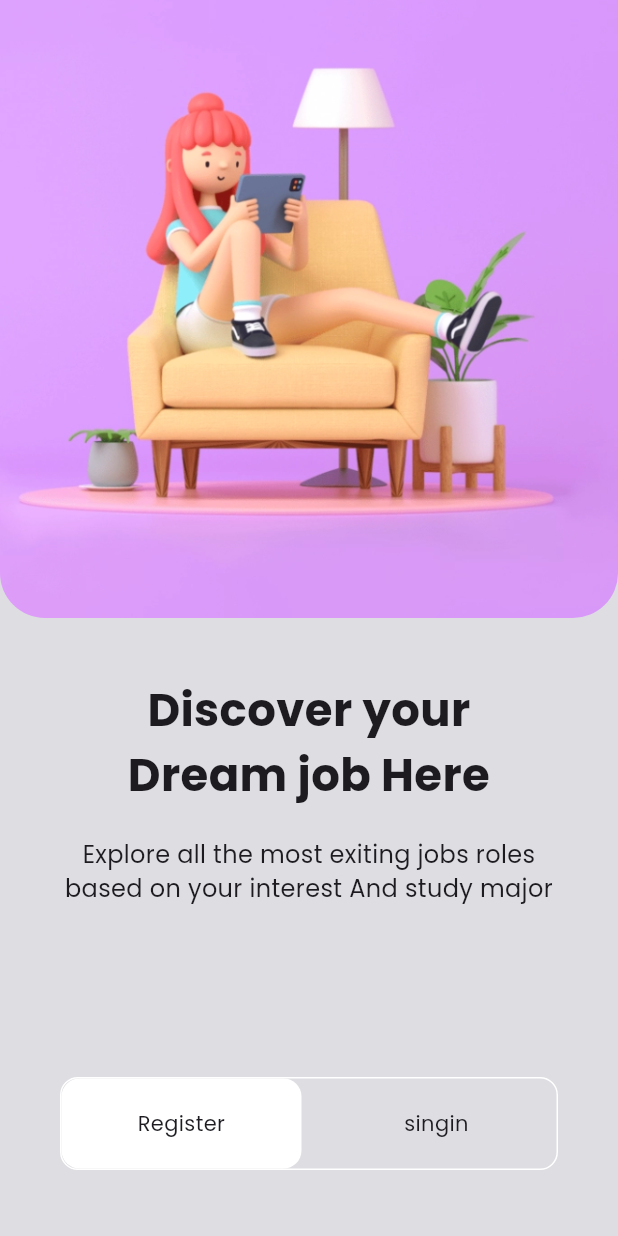
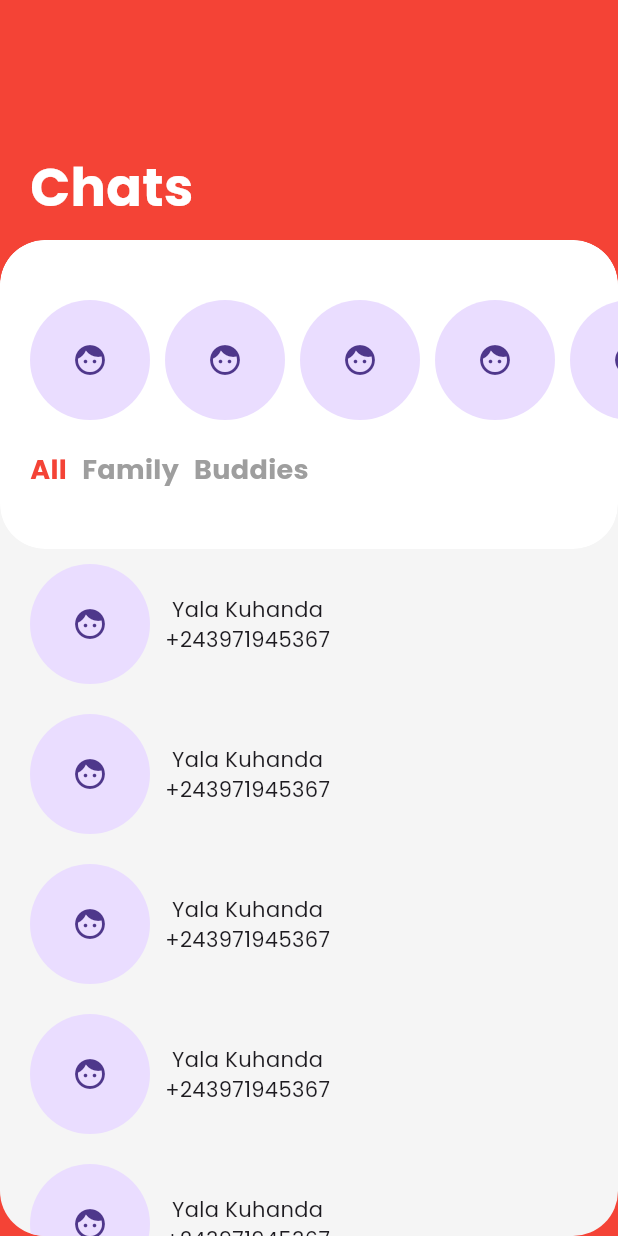
Before and after one commit to Optimus-ged/youtube-flutter-tutorials, a Flutter app: the screen it shows after launch, on a phone screen of 412 x 824 dp. Run offline on Flutter 3.47's test engine with Material 2 defaults, Android fonts, the phone set to English and light mode, and no system bars.

Commit message:
chats ui created successfully

```diff
--- a/lib/contants/app_contants.dart
+++ /dev/null
@@ -1,11 +0,0 @@
-import 'package:flutter/material.dart';
-
-class AppConstants{
-  static const Color backgroundColor = Color(0xffDDDDE2);
-  static const Color btnColor = Color(0xffFA736D);
-  static const String girlPicture = "assets/images/girl.png";
-  static const String discoverText = "Discover your Dream job Here";
-  static const String descriptionText = "Explore all the most exiting jobs roles based on your interest And study major";
-  static const String registerText = "Register";
-  static const String signinText = "Sign In";
-}
--- a/lib/main.dart
+++ b/lib/main.dart
@@ -1,5 +1,5 @@
 import 'package:flutter/material.dart';
-import 'package:landing_and_login_screen/pages/landing_page.dart';
+import 'package:landing_and_login_screen/pages/chat_page.dart';
 
 void main() {
   runApp(const MyApp());
@@ -13,7 +13,7 @@ class MyApp extends StatelessWidget {
     return MaterialApp(
       debugShowCheckedModeBanner: false,
       theme: ThemeData(useMaterial3: true, fontFamily: "Poppins"),
-      home: const LandingPage(),
+      home: const ChatPage(),
       //
     );
   }
--- /dev/null
+++ b/lib/pages/chat_page.dart
@@ -0,0 +1,145 @@
+import 'package:flutter/material.dart';
+
+class ChatPage extends StatelessWidget {
+  const ChatPage({super.key});
+
+  @override
+  Widget build(BuildContext context) {
+    return Scaffold(
+      body: Container(
+        color: Colors.red,
+        child: Column(
+          crossAxisAlignment: CrossAxisAlignment.start,
+          children: [
+            Container(
+              padding: const EdgeInsets.only(
+                left: 20,
+                top: 100,
+                bottom: 10,
+              ),
+              child: const Text(
+                "Chats",
+                style: TextStyle(
+                  fontSize: 35,
+                  fontWeight: FontWeight.bold,
+                  color: Colors.white,
+                ),
+              ),
+            ),
+            Expanded(
+              child: ClipRRect(
+                borderRadius: BorderRadius.circular(30),
+                child: Container(
+                  decoration: BoxDecoration(
+                    color: Colors.grey[100],
+                    borderRadius: const BorderRadius.vertical(
+                      top: Radius.circular(30),
+                    ),
+                  ),
+                  child: ListView.builder(
+                    padding: const EdgeInsets.only(bottom: 100),
+                    itemCount: 10,
+                    itemBuilder: (context, index) {
+                      if (index == 0) {
+                        return ClipRRect(
+                          borderRadius: BorderRadius.circular(30),
+                          child: Container(
+                            padding: const EdgeInsets.symmetric(vertical: 40),
+                            decoration: BoxDecoration(
+                              color: Colors.white,
+                              borderRadius: BorderRadius.circular(30),
+                            ),
+                            child: Column(
+                              children: [
+                                SizedBox(
+                                  width: double.maxFinite,
+                                  child: SingleChildScrollView(
+                                    padding: const EdgeInsets.only(
+                                        left: 20, right: 100),
+                                    scrollDirection: Axis.horizontal,
+                                    child: Row(
+                                      children: List.generate(
+                                        20,
+                                        (index) => const Padding(
+                                          padding: EdgeInsets.only(right: 10),
+                                          child: CircleAvatar(
+                                            radius: 40,
+                                            child: Icon(Icons.face),
+                                          ),
+                                        ),
+                                      ),
+                                    ),
+                                  ),
+                                ),
+                                const SizedBox(height: 20),
+                                const Padding(
+                                  padding: EdgeInsets.only(left: 20),
+                                  child: Row(
+                                    children: [
+                                      Text(
+                                        "All",
+                                        style: TextStyle(
+                                          fontSize: 18,
+                                          fontWeight: FontWeight.bold,
+                                          color: Colors.red,
+                                        ),
+                                      ),
+                                      SizedBox(width: 10),
+                                      Text(
+                                        "Family",
+                                        style: TextStyle(
+                                          fontSize: 18,
+                                          fontWeight: FontWeight.bold,
+                                          color: Colors.grey,
+                                        ),
+                                      ),
+                                      SizedBox(width: 10),
+                                      Text(
+                                        "Buddies",
+                                        style: TextStyle(
+                                          fontSize: 18,
+                                          fontWeight: FontWeight.bold,
+                                          color: Colors.grey,
+                                        ),
+                                      ),
+                                    ],
+                                  ),
+                                )
+                              ],
+                            ),
+                          ),
+                        );
+                      }
+                      return const Padding(
+                        padding: EdgeInsets.symmetric(horizontal: 20),
+                        child: SizedBox(
+                          height: 100,
+                          child: Row(
+                            children: [
+                              CircleAvatar(
+                                radius: 40,
+                                child: Icon(Icons.face),
+                              ),
+                              SizedBox(width: 10),
+                              Column(
+                                mainAxisAlignment: MainAxisAlignment.center,
+                                children: [
+                                  Text("Yala Kuhanda"),
+                                  Text("+243971945367")
+                                ],
+                              )
+                            ],
+                          ),
+                        ),
+                      );
+                    },
+                  ),
+                ),
+              ),
+            )
+          ],
+        ),
+      ),
+    );
+  }
+}
--- a/lib/pages/landing_page.dart
+++ /dev/null
@@ -1,122 +0,0 @@
-import 'package:flutter/material.dart';
-import 'package:landing_and_login_screen/contants/app_contants.dart';
-import 'package:landing_and_login_screen/pages/login_page.dart';
-
-class LandingPage extends StatelessWidget {
-  const LandingPage({super.key});
-
-  @override
-  Widget build(BuildContext context) {
-    return Scaffold(
-      backgroundColor: AppConstants.backgroundColor,
-      body: Column(
-        children: [
-          Expanded(
-            child: SingleChildScrollView(
-              child: Column(
-                children: [
-                  Container(
-                    height: MediaQuery.of(context).size.height * .50,
-                    decoration: const BoxDecoration(
-                      image: DecorationImage(
-                        image: AssetImage(AppConstants.girlPicture),
-                        fit: BoxFit.cover,
-                      ),
-                      borderRadius: BorderRadius.vertical(
-                        bottom: Radius.circular(30),
-                      ),
-                    ),
-                  ),
-                  const SizedBox(height: 40),
-                  SizedBox(
-                    width: MediaQuery.of(context).size.width * .6,
-                    child: const Text(
-                      AppConstants.discoverText,
-                      textAlign: TextAlign.center,
-                      style: TextStyle(
-                        fontSize: 30,
-                        fontWeight: FontWeight.bold,
-                      ),
-                    ),
-                  ),
-                  const SizedBox(height: 20),
-                  SizedBox(
-                    width: MediaQuery.of(context).size.width * .8,
-                    child: const Text(
-                      AppConstants.descriptionText,
-                      textAlign: TextAlign.center,
-                      style: TextStyle(
-                        fontSize: 16,
-                      ),
-                    ),
-                  )
-                ],
-              ),
-            ),
-          ),
-          Container(
-            height: 150,
-            // color: Colors.amber,
-            alignment: Alignment.center,
-            padding: const EdgeInsets.symmetric(horizontal: 40),
-            child: Container(
-              decoration: BoxDecoration(
-                borderRadius: BorderRadius.circular(12),
-                border: Border.all(
-                  width: 1,
-                  color: Colors.white,
-                ),
-              ),
-              child: Row(
-                mainAxisAlignment: MainAxisAlignment.center,
-                children: [
-                  Expanded(
-                    child: _buildButton(
-                      title: AppConstants.registerText,
-                      color: Colors.white,
-                    ),
-                  ),
-                  const SizedBox(width: 10),
-                  Expanded(
-                    child: _buildButton(
-                      title: "singin",
-                      onTap: () {
-                        Navigator.of(context).push(
-                          MaterialPageRoute(
-                            builder: (context) => const LoginPage(),
-                          ),
-                        );
-                      },
-                    ),
-                  ),
-                ],
-              ),
-            ),
-          ),
-        ],
-      ),
-    );
-  }
-
-  _buildButton({String? title, Color? color, VoidCallback? onTap}) {
-    return GestureDetector(
-      onTap: onTap,
-      child: Container(
-        decoration: BoxDecoration(
-          borderRadius: BorderRadius.circular(12),
-          color: color ?? Colors.transparent,
-        ),
-        child: Padding(
-          padding: const EdgeInsets.symmetric(
-            horizontal: 20,
-            vertical: 20,
-          ),
-          child: Text(
-            title ?? "title",
-            textAlign: TextAlign.center,
-          ),
-        ),
-      ),
-    );
-  }
-}
```
Also changed, not shown: lib/pages/login_page.dart (deleted, +0 -200 lines), assets/images/aple.png (deleted), assets/images/facebook.webp (deleted), assets/images/girl.png (deleted), assets/images/google.png (deleted).
